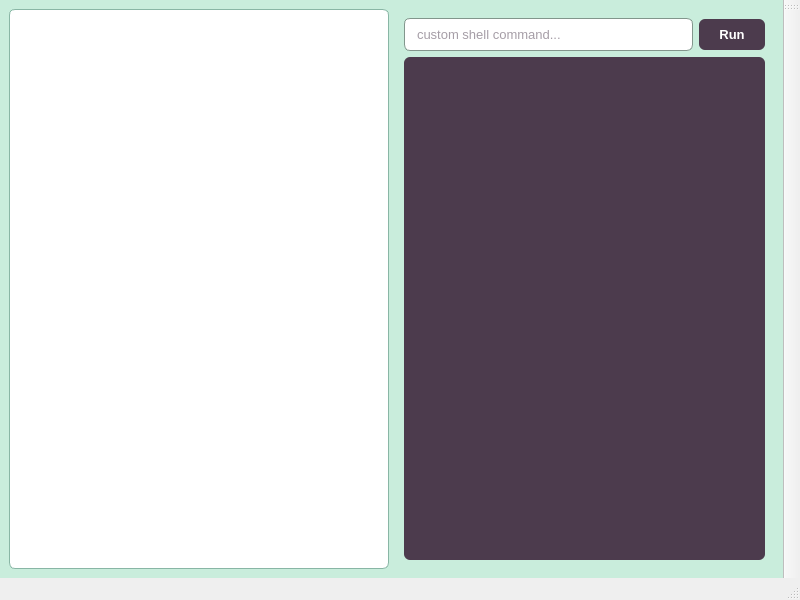
The window that dashboard/mainwindow.ui (Florence-Navet/inferno) describes before a commit, drawn with Qt 5.
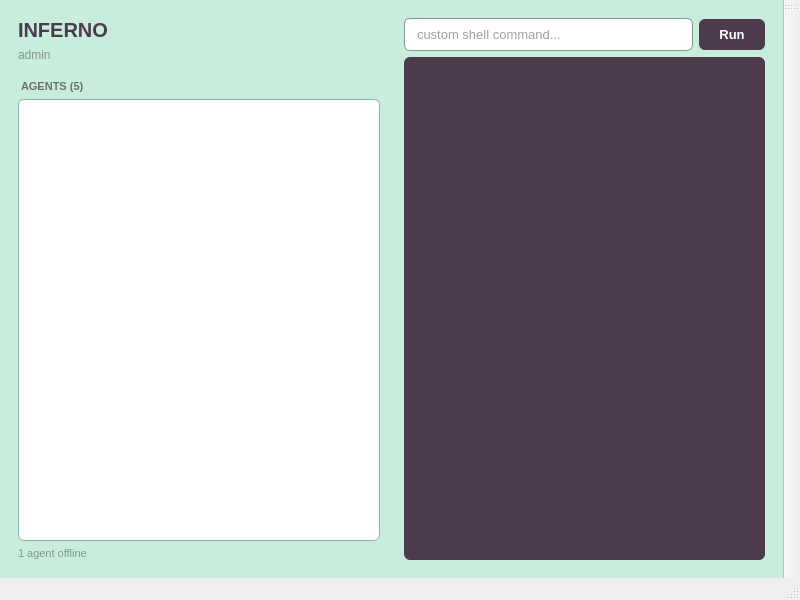
The same window after the commit.

Commit message: style(dashboard): style sidebar labels

What changed in the file:
```diff
--- a/dashboard/mainwindow.ui
+++ b/dashboard/mainwindow.ui
@@ -68,11 +68,63 @@
     padding: 10px;
     font-family: "Consolas", monospace;
     font-size: 12px;
+}QLabel#brandLabel {
+color: #4C3B4D;
+font-size: 20px;
+font-weight: bold;
+}
+QLabel#subtitleLabel {
+color: #82968C;
+font-size: 12px;
+}
+QLabel#agentsLabel {
+color: #6A706E;
+font-size: 11px;
+font-weight: bold;
+padding-top: 12px;
+}
+QLabel#offlineLabel {
+color: #82968C;
+font-size: 11px;
 }</string>
    </property>
    <layout class="QHBoxLayout" name="horizontalLayout">
     <item>
-     <widget class="QListWidget" name="agentList"/>
+    <widget class="QWidget" name="sidebar" native="true">
+          <layout class="QVBoxLayout" name="sidebarLayout">
+           <item>
+            <widget class="QLabel" name="brandLabel">
+             <property name="text">
+              <string>INFERNO</string>
+             </property>
+            </widget>
+           </item>
+           <item>
+            <widget class="QLabel" name="subtitleLabel">
+             <property name="text">
+              <string>admin</string>
+             </property>
+            </widget>
+           </item>
+           <item>
+            <widget class="QLabel" name="agentsLabel">
+             <property name="text">
+              <string>AGENTS (5)</string>
+             </property>
+            </widget>
+           </item>
+           <item>
+            <widget class="QListWidget" name="agentList"/>
+           </item>
+           <item>
+            <widget class="QLabel" name="offlineLabel">
+             <property name="text">
+              <string>1 agent offline</string>
+             </property>
+            </widget>
+           </item>
+          </layout>
+         </widget>
     </item>
     <item>
      <widget class="QWidget" name="mainPanel" native="true">
```
Left out of the diff: 1 changed line with no effect on the pictures.
